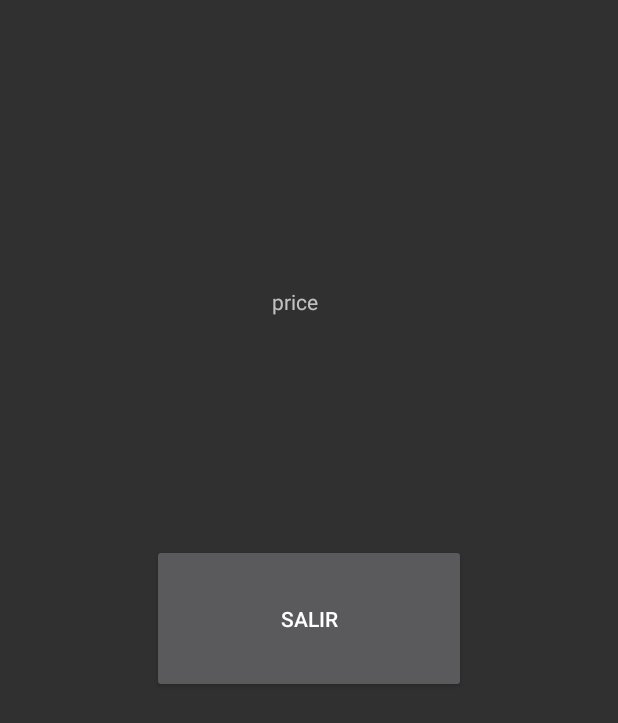
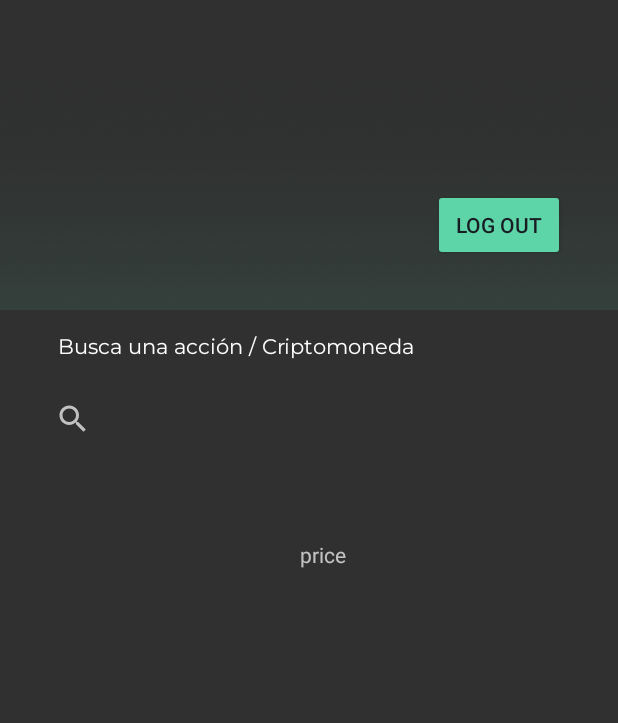
Before and after one commit to JoseMariaRuiz193/SAJA, an Android app: the MainActivity screen opened directly, with no data from a screen before it, on a phone screen of 412 x 824 dp. Shown: the top 723 px of the screen. Run offline under Robolectric (Android 15) with nearby library versions, the phone set to English and light mode, and no system bars; libraries missing offline, so code that uses them is left out: io.finnhub.api; 5 statements that could not run were skipped.

Commit message:
Restructuración pantalla principal

```diff
--- a/app/src/main/res/layout/main.xml
+++ b/app/src/main/res/layout/main.xml
@@ -6,23 +6,55 @@
     android:layout_height="match_parent"
     tools:context=".MainActivity">
 
+    <SearchView
+        android:id="@+id/searchView"
+        android:layout_width="347dp"
+
+        android:layout_height="50dp"
+        android:layout_marginEnd="40dp"
+        android:layout_marginBottom="520dp"
+        app:layout_constraintBottom_toBottomOf="parent"
+        app:layout_constraintEnd_toEndOf="parent" />
+
     <Button
-        android:id="@+id/button6"
-        android:layout_width="209dp"
-        android:layout_height="99dp"
-        android:onClick="onClickInicio"
-        android:text="SALIR"
+        android:id="@+id/buttonlogout"
+        android:layout_width="wrap_content"
+        android:layout_height="wrap_content"
+        android:layout_marginEnd="35dp"
+        android:layout_marginBottom="650dp"
+        android:text="LOG OUT"
+        android:textColor="#171D22"
+        app:backgroundTint="#5ED5A8"
         app:layout_constraintBottom_toBottomOf="parent"
-        app:layout_constraintEnd_toEndOf="parent"
+        app:layout_constraintEnd_toEndOf="parent" />
+
+    <ImageView
+        android:id="@+id/Sombreado"
+        android:layout_width="wrap_content"
+        android:layout_height="wrap_content"
+        android:layout_marginBottom="530dp"
+        app:layout_constraintBottom_toBottomOf="parent"
         app:layout_constraintStart_toStartOf="parent"
-        app:layout_constraintTop_toTopOf="parent" />
+        app:srcCompat="@drawable/fondouser" />
+
+    <TextView
+        android:id="@+id/TextBuscador"
+        android:layout_width="wrap_content"
+        android:layout_height="wrap_content"
+        android:layout_marginEnd="135dp"
+        android:layout_marginBottom="584dp"
+        android:fontFamily="@font/monreg"
+        android:text="Busca una acción / Criptomoneda"
+        android:textColor="#FFFFFF"
+        app:layout_constraintBottom_toBottomOf="parent"
+        app:layout_constraintEnd_toEndOf="parent" />
 
     <TextView
         android:id="@+id/price"
         android:layout_width="wrap_content"
         android:layout_height="wrap_content"
-        android:layout_marginStart="181dp"
-        android:layout_marginTop="191dp"
+        android:layout_marginStart="200dp"
+        android:layout_marginTop="360dp"
         android:text="price"
         app:layout_constraintStart_toStartOf="parent"
         app:layout_constraintTop_toTopOf="parent" />
```
